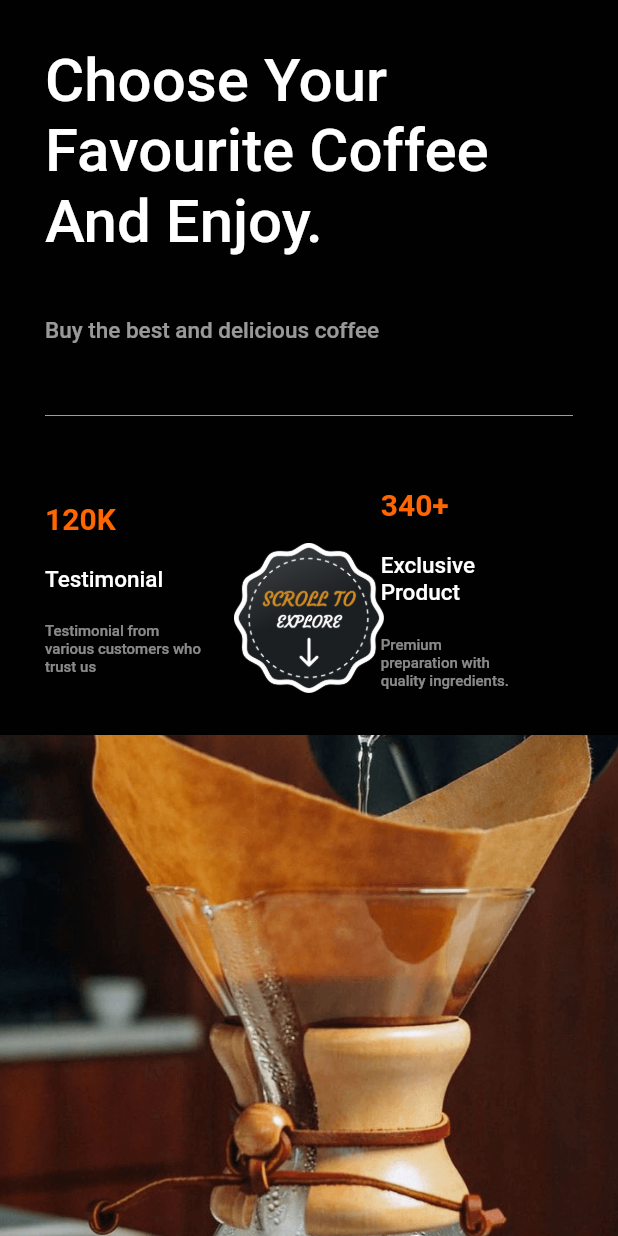
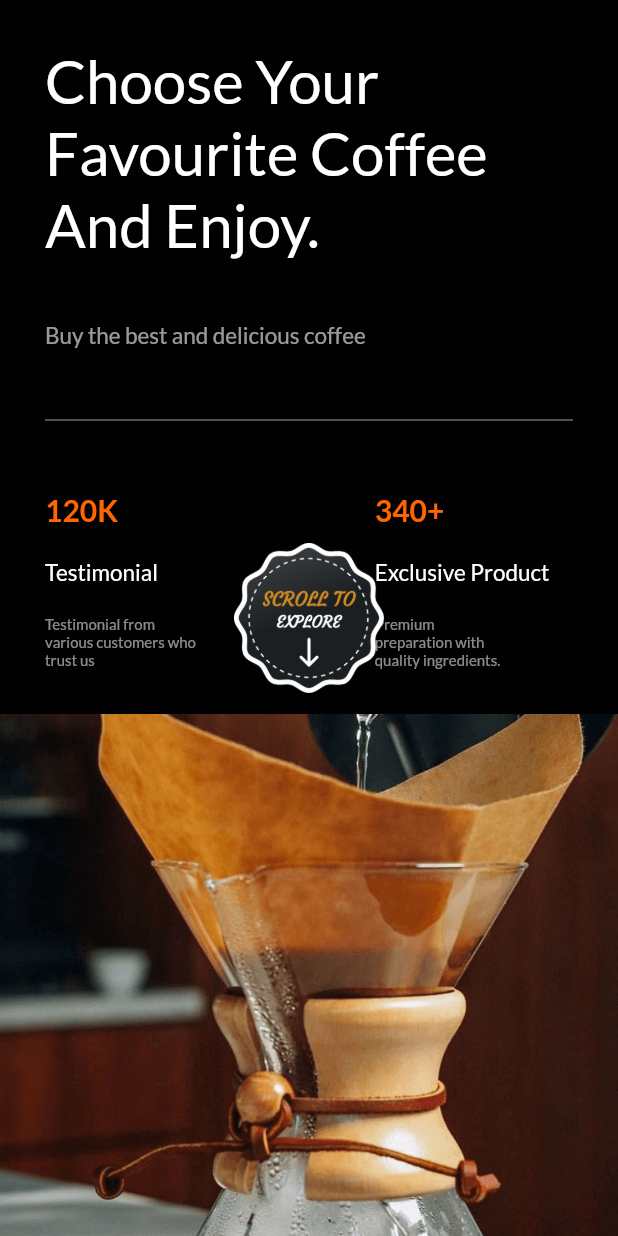
Before and after one commit to Ami7Upadhyay/coffee-shop, a Flutter app: the screen it shows after launch, on a phone screen of 412 x 824 dp. Run offline on Flutter 3.47's test engine with Material 2 defaults, Android fonts, the light colour scheme and no system bars.

```diff
--- a/lib/main.dart
+++ b/lib/main.dart
@@ -8,14 +8,13 @@ void main() {
 
 class MyApp extends StatelessWidget {
   const MyApp({Key? key}) : super(key: key);
-
-  // This widget is the root of your application.
   @override
   Widget build(BuildContext context) {
     return MaterialApp(
       title: 'Flutter Demo',
       theme: ThemeData(
         primarySwatch: Colors.blue,
+         fontFamily: 'Lato',
       ),
       home: const SplashScreen(),
     );
```
Also changed, not shown: firebase.json (added), 2 other files.
